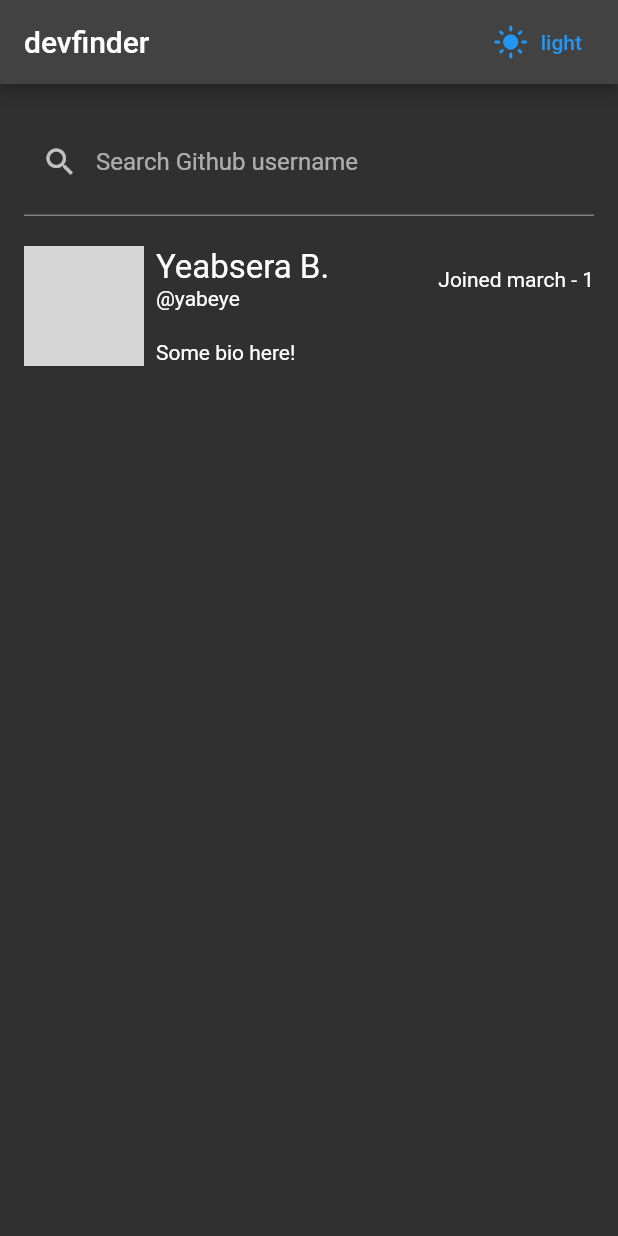
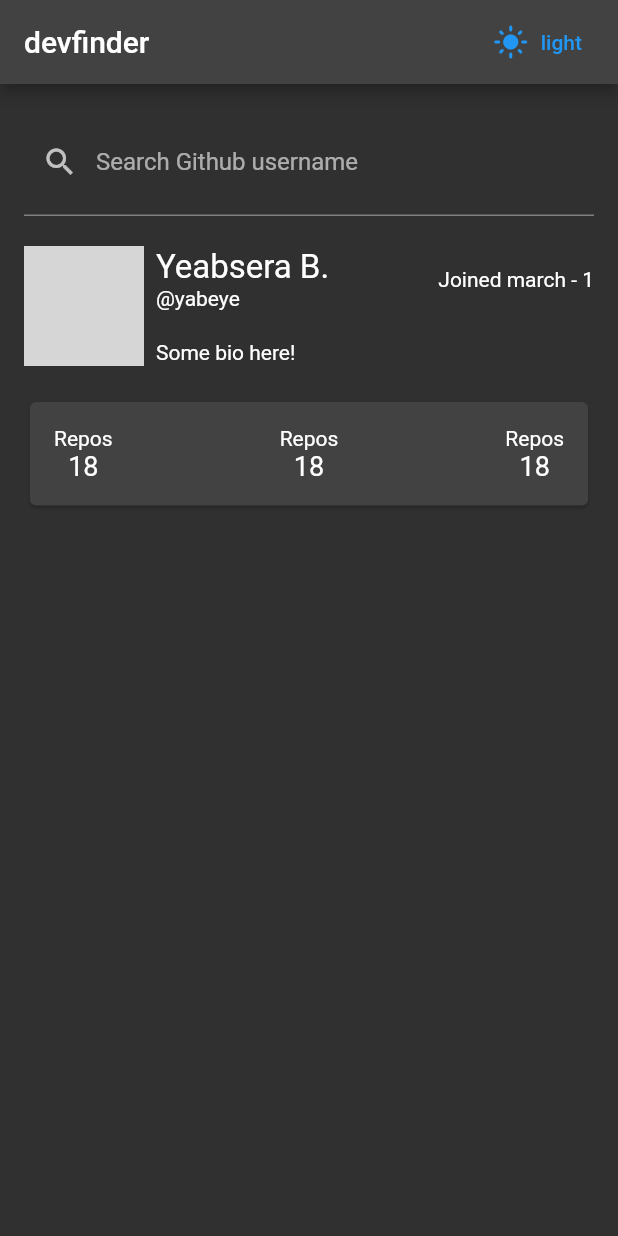
Before and after one commit to yabeye/github_user_search_app, a Flutter app: the screen it shows after launch, on a phone screen of 412 x 824 dp. Run offline on Flutter 3.47's test engine with Material 2 defaults, Android fonts, the phone set to English and light mode, and no system bars; drawn by our look-alikes of cached_network_image; network calls fail; grey boxes are pictures that could not be loaded.

Commit message:
Restructured a file(home screen).
Created a proper folder structure for the project.

```diff
--- a/lib/main.dart
+++ b/lib/main.dart
@@ -1,5 +1,7 @@
 import 'package:cached_network_image/cached_network_image.dart';
 import 'package:flutter/material.dart';
+
+import 'src/presentation/screens/screens.dart';
 
 void main() {
   runApp(const WhalesApp());
@@ -29,7 +31,7 @@ class Main extends StatelessWidget {
 
   @override
   Widget build(BuildContext context) {
-    final Size deviceSize = MediaQuery.of(context).size;
+    // final Size deviceSize = MediaQuery.of(context).size;
     return Scaffold(
       appBar: AppBar(
         title: Row(
@@ -43,103 +45,7 @@ class Main extends StatelessWidget {
           ],
         ),
       ),
-      body: Padding(
-        padding: const EdgeInsets.all(16.0),
-        child: Center(
-          child: Column(
-            crossAxisAlignment: CrossAxisAlignment.center,
-            // mainAxisAlignment: MainAxisAlignment.center,
-            children: [
-              SizedBox(
-                width: deviceSize.width * 1,
-                child: TextField(
-                  decoration: InputDecoration(
-                      hintText: "Search Github username",
-                      prefixIcon: Icon(Icons.search),
-                      suffix: TextButton(
-                        style: ButtonStyle(
-                          backgroundColor: MaterialStateProperty.all(
-                            Colors.blue,
-                          ),
-                        ),
-                        onPressed: () {},
-                        child: const Text(
-                          'Search',
-                          style: TextStyle(
-                            color: Colors.white,
-                          ),
-                        ),
-                      )),
-                ),
-              ),
-              const SizedBox(height: 20),
-              Row(
-                mainAxisAlignment: MainAxisAlignment.start,
-                children: [
-                  _sizedContainer(
-                    ClipRRect(
-                      borderRadius: BorderRadius.circular(300.0),
-                      child: CachedNetworkImage(
-                        progressIndicatorBuilder: (context, url, progress) =>
-                            Center(
-                          child: CircularProgressIndicator(
-                            value: progress.progress,
-                          ),
-                        ),
-                        imageUrl:
-                            'https://avatars.githubusercontent.com/u/88554326?v=4',
-                      ),
-                    ),
-                  ),
-                  const SizedBox(),
-                  Expanded(
-                    child: Container(
-                      // width: deviceSize.width * .7,
-                      padding: const EdgeInsets.only(left: 8),
-                      decoration: const BoxDecoration(
-                          // color: Colors.red,
-                          ),
-                      child: Column(
-                        crossAxisAlignment: CrossAxisAlignment.start,
-                        children: [
-                          Row(
-                            mainAxisAlignment: MainAxisAlignment.spaceBetween,
-                            children: [
-                              Column(
-                                crossAxisAlignment: CrossAxisAlignment.start,
-                                children: const [
-                                  Text(
-                                    "Yeabsera B.",
-                                    style: TextStyle(
-                                      fontSize: 22,
-                                    ),
-                                  ),
-                                  Text("@yabeye"),
-                                ],
-                              ),
-                              const Text("Joined march - 1"),
-                            ],
-                          ),
-                          const SizedBox(height: 20),
-                          const Text("Some bio here!"),
-                        ],
-                      ),
-                    ),
-                  ),
-                ],
-              ),
-            ],
-          ),
-        ),
-      ),
+      body: const HomeScreen(),
     );
   }
 }
-
-Widget _sizedContainer(Widget child) {
-  return SizedBox(
-    width: 80.0,
-    height: 80.0,
-    child: Center(child: child),
-  );
-}
--- /dev/null
+++ b/lib/src/presentation/screens/home.screen.dart
@@ -0,0 +1,106 @@
+import 'package:cached_network_image/cached_network_image.dart';
+import 'package:flutter/material.dart';
+
+import '../widgets/widgets.dart';
+
+class HomeScreen extends StatelessWidget {
+  const HomeScreen({
+    super.key,
+  });
+
+  @override
+  Widget build(BuildContext context) {
+    final Size deviceSize = MediaQuery.of(context).size;
+    return Padding(
+      padding: const EdgeInsets.all(16.0),
+      child: Center(
+        child: Column(
+          crossAxisAlignment: CrossAxisAlignment.center,
+          // mainAxisAlignment: MainAxisAlignment.center,
+          children: [
+            SizedBox(
+              width: deviceSize.width * 1,
+              child: TextField(
+                decoration: InputDecoration(
+                    hintText: "Search Github username",
+                    prefixIcon: Icon(Icons.search),
+                    suffix: TextButton(
+                      style: ButtonStyle(
+                        backgroundColor: MaterialStateProperty.all(
+                          Colors.blue,
+                        ),
+                      ),
+                      onPressed: () {},
+                      child: const Text(
+                        'Search',
+                        style: TextStyle(
+                          color: Colors.white,
+                        ),
+                      ),
+                    )),
+              ),
+            ),
+            const SizedBox(height: 20),
+            Row(
+              mainAxisAlignment: MainAxisAlignment.start,
+              children: [
+                sizedContainer(
+                  ClipRRect(
+                    borderRadius: BorderRadius.circular(300.0),
+                    child: CachedNetworkImage(
+                      progressIndicatorBuilder: (context, url, progress) =>
+                          Center(
+                        child: CircularProgressIndicator(
+                          value: progress.progress,
+                        ),
+                      ),
+                      imageUrl:
+                          'https://avatars.githubusercontent.com/u/88554326?v=4',
+                    ),
+                  ),
+                ),
+                const SizedBox(),
+                Expanded(
+                  child: Container(
+                    // width: deviceSize.width * .7,
+                    padding: const EdgeInsets.only(left: 8),
+                    decoration: const BoxDecoration(
+                        // color: Colors.red,
+                        ),
+                    child: Column(
+                      crossAxisAlignment: CrossAxisAlignment.start,
+                      children: [
+                        Row(
+                          mainAxisAlignment: MainAxisAlignment.spaceBetween,
+                          children: [
+                            Column(
+                              crossAxisAlignment: CrossAxisAlignment.start,
+                              children: const [
+                                Text(
+                                  "Yeabsera B.",
+                                  style: TextStyle(
+                                    fontSize: 22,
+                                  ),
+                                ),
+                                Text("@yabeye"),
+                              ],
+                            ),
+                            const Text("Joined march - 1"),
+                          ],
+                        ),
+                        const SizedBox(height: 20),
+                        const Text("Some bio here!"),
+                      ],
+                    ),
+                  ),
+                ),
+              ],
+            ),
+            const SizedBox(height: 20),
+            const GithubStatusCard(),
+          ],
+        ),
+      ),
+    );
+  }
+}
--- /dev/null
+++ b/lib/src/presentation/screens/screens.dart
@@ -0,0 +1 @@
+export 'home.screen.dart';
--- /dev/null
+++ b/lib/src/presentation/widgets/gihtub_status_card.dart
@@ -0,0 +1,48 @@
+import 'package:flutter/material.dart';
+
+class GithubStatusCard extends StatelessWidget {
+  const GithubStatusCard({
+    super.key,
+  });
+
+  @override
+  Widget build(BuildContext context) {
+    return Card(
+      child: Padding(
+        padding: const EdgeInsets.all(16.0),
+        child: Row(
+          mainAxisAlignment: MainAxisAlignment.spaceBetween,
+          children: [
+            Column(
+              children: const [
+                Text("Repos"),
+                Text(
+                  "18",
+                  style: TextStyle(fontSize: 18),
+                )
+              ],
+            ),
+            Column(
+              children: const [
+                Text("Repos"),
+                Text(
+                  "18",
+                  style: TextStyle(fontSize: 18),
+                )
+              ],
+            ),
+            Column(
+              children: const [
+                Text("Repos"),
+                Text(
+                  "18",
+                  style: TextStyle(fontSize: 18),
+                )
+              ],
+            ),
+          ],
+        ),
+      ),
+    );
+  }
+}
--- /dev/null
+++ b/lib/src/presentation/widgets/sized_container.dart
@@ -0,0 +1,9 @@
+import 'package:flutter/material.dart';
+
+SizedBox sizedContainer(Widget child) {
+  return SizedBox(
+    width: 80.0,
+    height: 80.0,
+    child: Center(child: child),
+  );
+}
--- /dev/null
+++ b/lib/src/presentation/widgets/widgets.dart
@@ -0,0 +1,2 @@
+export 'gihtub_status_card.dart';
+export 'sized_container.dart';
```
